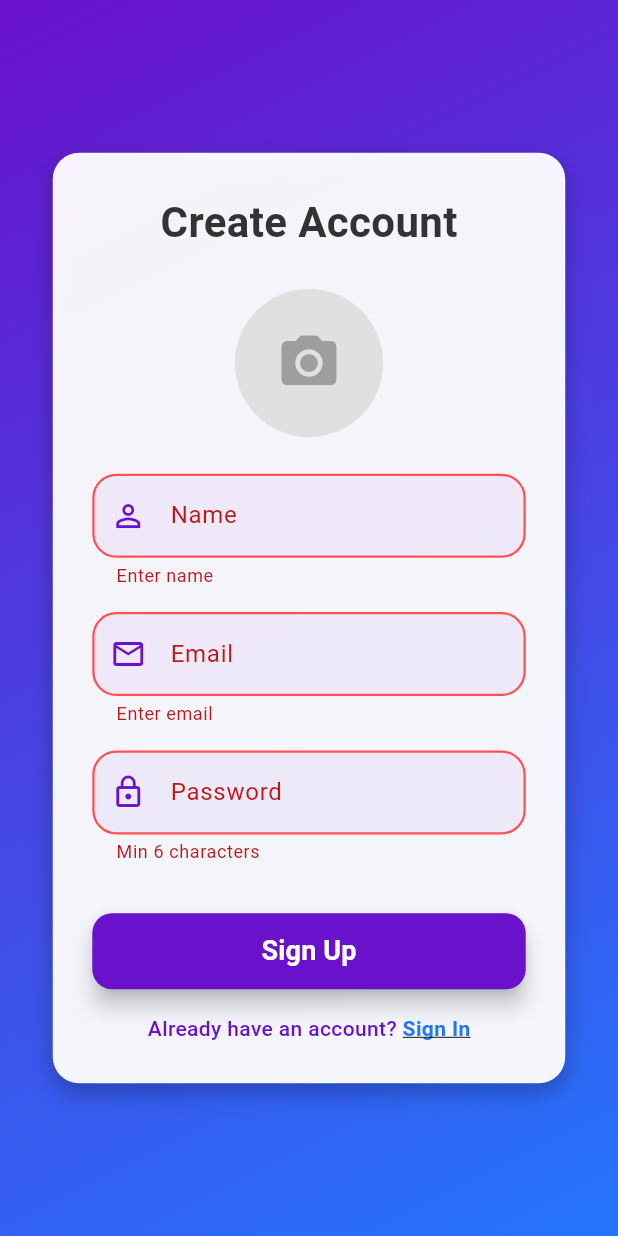
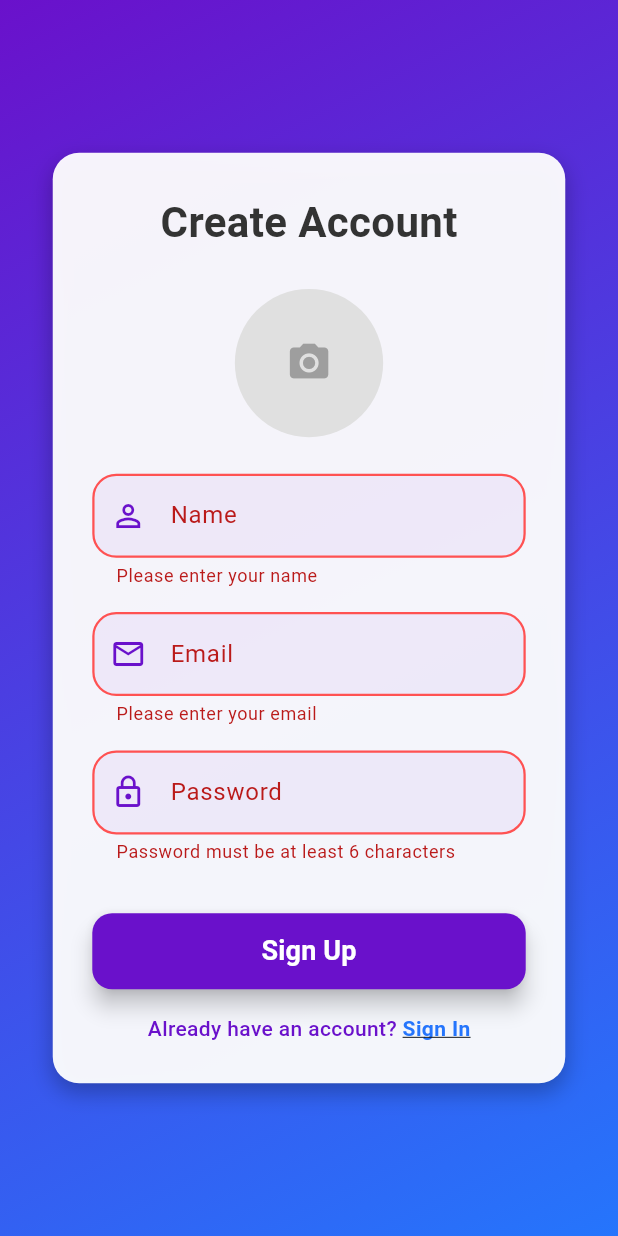
Before and after one commit to sarvesh560/chat_app_task, a Flutter app: the SignupView screen opened by its route, after a tap on "Sign Up", on a phone screen of 412 x 824 dp. Run offline on Flutter 3.47's test engine with Material 3 defaults, Android fonts, the phone set to English and light mode, and no system bars; our stand-ins replace cloud_firestore, firebase_auth, firebase_core, firebase_storage, get, image_picker; accounts and stored records are empty; network calls fail.

Commit message:
Refactor app core files and update chat-related views

```diff
--- a/lib/core/app_colors.dart
+++ b/lib/core/app_colors.dart
@@ -11,5 +11,6 @@ class AppColors {
   static const Color danger = Colors.redAccent;
   static const Color inputFill = Color(0xFFF0F0F0);
   static const Color error = Colors.redAccent;
+  static const Color textMuted = Colors.black54;
 
 }
--- /dev/null
+++ b/lib/core/app_strings.dart
@@ -0,0 +1,68 @@
+class AppStrings {
+  // LoginView strings
+  static const welcomeBack = 'Welcome Back';
+  static const email = 'Email';
+  static const password = 'Password';
+  static const login = 'Login';
+  static const createNewAccount = 'Create new account';
+  static const enterValidEmail = 'Please enter a valid email';
+  static const passwordMinChars = 'Password must be at least 6 characters';
+
+  // SignupView strings
+  static const createAccount = 'Create Account';
+  static const name = 'Name';
+  static const enterName = 'Please enter your name';
+  static const enterEmail = 'Please enter your email';
+  static const enterValidSignupEmail = 'Please enter a valid email';
+  static const enterPassword = 'Password must be at least 6 characters';
+  static const signUp = 'Sign Up';
+  static const alreadyHaveAccount = 'Already have an account? ';
+  static const signIn = 'Sign In';
+
+  // Common/general strings for app usage
+  static const appTitle = 'My Contacts';
+
+  // Contact related strings
+  static const update = 'Update';
+  static const add = 'Add';
+  static const phone = 'Phone';
+  static const value = 'Value';
+  static const fieldName = 'Field Name';
+  static const required = 'Required';
+  static const contactDetails = 'Contact Details';
+  static const updateContact = 'Update Contact';
+  static const addContact = 'Add Contact';
+  static const customFields = 'Custom Fields';
+  static const noContacts = 'No contacts available';
+  static const myProfile = 'My Profile';
+  static const profileUpdated = 'Profile updated';
+  static const yourName = 'Your Name';
+  static const noUser = 'No user logged in';
+  static const logout = 'Logout';
+  static const deleteContact = 'Delete Contact';
+  static const addField = 'Add Field';
+  static const success = 'Success';
+  static const enterPhone = 'Please enter a phone number';
+  static const requiredField = 'Required';
+  static const delete = 'Delete';
+  static const myContacts = 'My Contacts';
+  static const noContactsAvailable = 'No contacts available';
+  static const addNewContact = 'Add New Contact';
+  static const addContactFabTag = 'Add contact';
+
+  // Chat related strings
+  static const chatsTitle = 'Chats';
+  static const noChatsYet = 'No chats yet. Start a conversation!';
+  static const loading = 'Loading...';
+  static const noMessagesYet = 'No messages yet';
+  static const typeMessageHint = 'Type a message...';
+  static const selectUserToChat = 'Select User to Chat';
+  static const noOtherUsersFound = 'No other users found';
+  static const newChatTooltip = 'New Chat';
+  static const sendTooltip = 'Send';
+  static const backTooltip = 'Back';
+  static const String noUsersFound = "No users found.";
+  static const String typeMessage = "Type a message";
+  static const String usersTitle = "Users";
+
+}
--- a/lib/core/app_textstyles.dart
+++ b/lib/core/app_textstyles.dart
@@ -49,7 +49,7 @@ class AppTextStyles {
   static const TextStyle avatarInitial = TextStyle(
     fontSize: 20,
     fontWeight: FontWeight.bold,
-    color: Color(0xFF6A11CB), // same as primary
+    color: Color(0xFF6A11CB),
   );
 
   static const TextStyle sectionTitle = TextStyle(
--- a/lib/core/app_values.dart
+++ b/lib/core/app_values.dart
@@ -0,0 +1,42 @@
+class AppValues {
+  // Padding and Margins
+  static const double paddingSmall = 8.0;
+  static const double paddingMedium = 16.0;
+  static const double paddingLarge = 24.0;
+  static const double paddingXLarge = 32.0;
+
+  // Border radius
+  static const double borderRadiusSmall = 8.0;
+  static const double borderRadiusMedium = 12.0;
+  static const double borderRadiusLarge = 16.0;
+
+  // Font sizes
+  static const double fontSizeSmall = 12.0;
+  static const double fontSizeMedium = 14.0;
+  static const double fontSizeLarge = 18.0;
+  static const double fontSizeXLarge = 22.0;
+  static const double fontSizeXXLarge = 28.0;
+
+  // Icon sizes
+  static const double iconSizeSmall = 16.0;
+  static const double iconSizeMedium = 24.0;
+  static const double iconSizeLarge = 32.0;
+
+  // Button heights
+  static const double buttonHeight = 50.0;
+
+  // Elevation values
+  static const double cardElevation = 6.0;
+  static const double buttonElevation = 6.0;
+
+  // Avatar radius
+  static const double avatarRadius = 45.0;
+
+  // Divider thickness
+  static const double dividerThickness = 1.0;
+
+  // Avatar radius
+  static const double avatarRadiusSmall = 15.0;
+  static const double avatarRadiusMedium = 20.0;
+  static const double avatarRadiusLarge = 26.0;
+}
--- a/lib/views/auth/sign_up_view.dart
+++ b/lib/views/auth/sign_up_view.dart
@@ -5,17 +5,24 @@ import 'package:image_picker/image_picker.dart';
 import '../../controllers/auth_controller.dart';
 import '../../core/app_colors.dart';
 import '../../core/app_textstyles.dart';
+import '../../core/app_strings.dart';
+import '../../core/app_values.dart';
 import '../../core/screen_util_helper.dart';
 import '../../widges/rounded_input_field_widgets.dart';
 
-class SignupView extends StatelessWidget {
+class SignupView extends StatefulWidget {
+  const SignupView({Key? key}) : super(key: key);
+
+  @override
+  State<SignupView> createState() => _SignupViewState();
+}
+
+class _SignupViewState extends State<SignupView> {
   final _formKey = GlobalKey<FormState>();
   final TextEditingController nameC = TextEditingController();
   final TextEditingController emailC = TextEditingController();
   final TextEditingController passC = TextEditingController();
   final Rx<File?> selectedImage = Rx<File?>(null);
-
-  SignupView({Key? key}) : super(key: key);
 
   Future<void> pickImage() async {
     final picker = ImagePicker();
@@ -26,8 +33,15 @@ class SignupView extends StatelessWidget {
   }
 
   @override
+  void dispose() {
+    nameC.dispose();
+    emailC.dispose();
+    passC.dispose();
+    super.dispose();
+  }
+
+  @override
   Widget build(BuildContext context) {
-
     final authC = Get.find<AuthController>();
 
     return Scaffold(
@@ -43,14 +57,14 @@ class SignupView extends StatelessWidget {
         child: Center(
           child: SingleChildScrollView(
             padding: EdgeInsets.symmetric(
-              horizontal: ScreenUtilHelper.width(32),
-              vertical: ScreenUtilHelper.height(40),
+              horizontal: ScreenUtilHelper.width(AppValues.paddingXLarge),
+              vertical: ScreenUtilHelper.height(AppValues.paddingXLarge),
             ),
             child: Container(
-              padding: EdgeInsets.all(ScreenUtilHelper.width(24)),
+              padding: EdgeInsets.all(ScreenUtilHelper.width(AppValues.paddingLarge)),
               decoration: BoxDecoration(
                 color: Colors.white.withOpacity(0.95),
-                borderRadius: BorderRadius.circular(ScreenUtilHelper.radius(16)),
+                borderRadius: BorderRadius.circular(ScreenUtilHelper.radius(AppValues.borderRadiusLarge)),
                 boxShadow: [
                   BoxShadow(
                     color: Colors.black26,
@@ -64,69 +78,71 @@ class SignupView extends StatelessWidget {
                 child: Column(
                   mainAxisSize: MainAxisSize.min,
                   children: [
-                    Text('Create Account', style: AppTextStyles.titleLarge),
-                    SizedBox(height: ScreenUtilHelper.height(24)),
+                    Text(AppStrings.createAccount, style: AppTextStyles.titleLarge),
+                    SizedBox(height: ScreenUtilHelper.height(AppValues.paddingLarge)),
 
                     Obx(() => GestureDetector(
                       onTap: pickImage,
                       child: CircleAvatar(
-                        radius: ScreenUtilHelper.radius(45),
+                        radius: ScreenUtilHelper.radius(AppValues.avatarRadius),
                         backgroundColor: Colors.grey[300],
                         backgroundImage: selectedImage.value != null
                             ? FileImage(selectedImage.value!)
                             : null,
                         child: selectedImage.value == null
-                            ? Icon(Icons.camera_alt,
-                            size: ScreenUtilHelper.fontSize(40),
-                            color: Colors.grey)
+                            ? Icon(
+                          Icons.camera_alt,
+                          size: ScreenUtilHelper.fontSize(AppValues.fontSizeXXLarge),
+                          color: Colors.grey,
+                        )
                             : null,
                       ),
                     )),
-                    SizedBox(height: ScreenUtilHelper.height(24)),
+                    SizedBox(height: ScreenUtilHelper.height(AppValues.paddingLarge)),
 
                     RoundedInputField(
                       controller: nameC,
-                      label: 'Name',
+                      label: AppStrings.name,
                       icon: Icons.person_outline,
-                      validator: (v) => v == null || v.isEmpty ? 'Enter name' : null,
+                      validator: (v) => v == null || v.isEmpty ? AppStrings.enterName : null,
                     ),
-                    SizedBox(height: ScreenUtilHelper.height(16)),
+                    SizedBox(height: ScreenUtilHelper.height(AppValues.paddingMedium)),
 
                     RoundedInputField(
                       controller: emailC,
-                      label: 'Email',
+                      label: AppStrings.email,
                       icon: Icons.email_outlined,
                       keyboardType: TextInputType.emailAddress,
                       validator: (v) {
-                        if (v == null || v.isEmpty) return 'Enter email';
-                        if (!GetUtils.isEmail(v)) return 'Enter valid email';
+                        if (v == null || v.isEmpty) return AppStrings.enterEmail;
+                        if (!GetUtils.isEmail(v)) return AppStrings.enterValidSignupEmail;
                         return null;
                       },
                     ),
-                    SizedBox(height: ScreenUtilHelper.height(16)),
+                    SizedBox(height: ScreenUtilHelper.height(AppValues.paddingMedium)),
 
                     RoundedInputField(
                       controller: passC,
-                      label: 'Password',
+                      label: AppStrings.password,
                       icon: Icons.lock_outline,
                       obscureText: true,
-                      validator: (v) => v == null || v.length < 6 ? 'Min 6 characters' : null,
+                      validator: (v) => v == null || v.length < 6 ? AppStrings.enterPassword : null,
                     ),
-                    SizedBox(height: ScreenUtilHelper.height(32)),
+                    SizedBox(height: ScreenUtilHelper.height(AppValues.paddingXLarge)),
 
                     Obx(() => authC.isLoading.value
-                        ? CircularProgressIndicator()
+                        ? const CircularProgressIndicator()
                         : SizedBox(
                       width: double.infinity,
-                      height: ScreenUtilHelper.height(50),
+                      height: ScreenUtilHelper.height(AppValues.buttonHeight),
                       child: ElevatedButton(
                         style: ElevatedButton.styleFrom(
                           foregroundColor: Colors.white,
+                          backgroundColor: AppColors.primary,
                           shape: RoundedRectangleBorder(
-                            borderRadius: BorderRadius.circular(ScreenUtilHelper.radius(12)),
+                            borderRadius: BorderRadius.circular(ScreenUtilHelper.radius(AppValues.borderRadiusMedium)),
                           ),
-                          elevation: 6,
-                          backgroundColor: AppColors.primary,
+                          elevation: AppValues.buttonElevation,
                         ),
                         onPressed: () {
                           if (_formKey.currentState!.validate()) {
@@ -138,27 +154,27 @@ class SignupView extends StatelessWidget {
                             );
                           }
                         },
-                        child: Text('Sign Up', style: AppTextStyles.buttonText),
+                        child: Text(AppStrings.signUp, style: AppTextStyles.buttonText),
                       ),
                     )),
 
-                    SizedBox(height: ScreenUtilHelper.height(16)),
+                    SizedBox(height: ScreenUtilHelper.height(AppValues.paddingMedium)),
 
                     Row(
                       mainAxisAlignment: MainAxisAlignment.center,
                       children: [
-                        const Text(
-                          "Already have an account? ",
-                          style: TextStyle(
+                        Text(
+                          AppStrings.alreadyHaveAccount,
+                          style: const TextStyle(
                             color: AppColors.primary,
                             fontWeight: FontWeight.w500,
                           ),
                         ),
                         GestureDetector(
                           onTap: () => Get.back(),
-                          child: const Text(
-                            'Sign In',
-                            style: TextStyle(
+                          child: Text(
+                            AppStrings.signIn,
+                            style: const TextStyle(
                               color: AppColors.secondary,
                               fontWeight: FontWeight.bold,
                               decoration: TextDecoration.underline,
```
Also changed, not shown: lib/views/auth/login_view.dart (+51 -29 lines), lib/views/chat/chat_list.dart (+23 -23 lines), lib/views/chat/chat_view.dart (+50 -66 lines), lib/views/chat/users_list.dart (+25 -32 lines), lib/views/contacts/contact_detail_view.dart (+50 -39 lines), lib/views/contacts/contact_list_view.dart (+39 -26 lines), lib/views/profile/profile_view.dart (+42 -24 lines).
